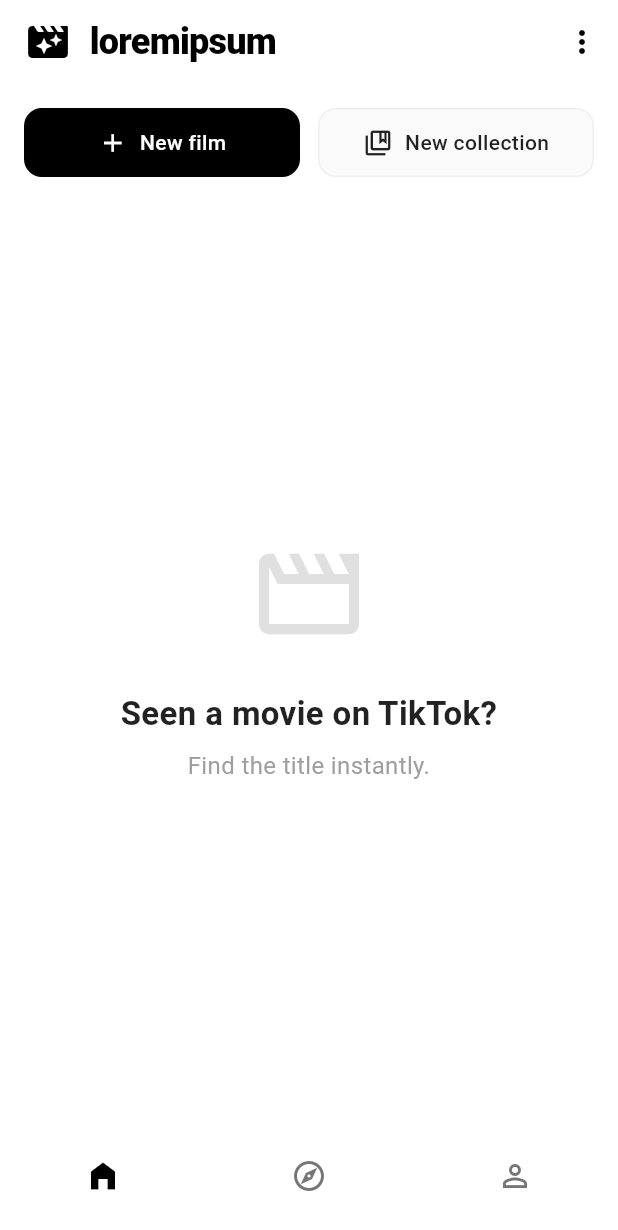
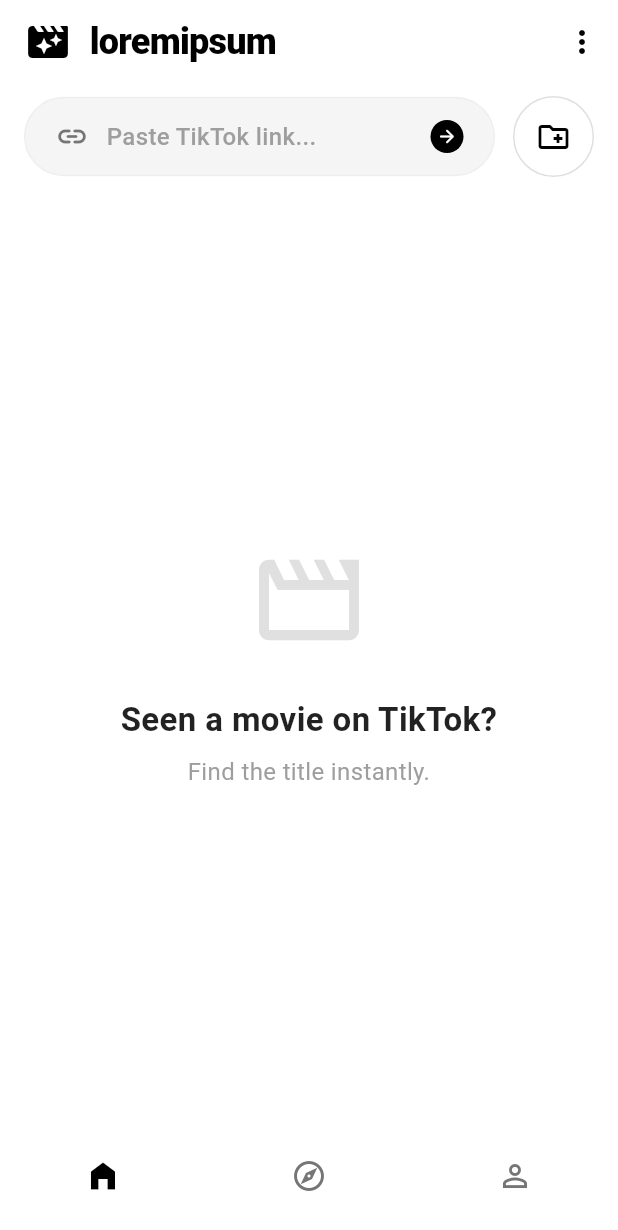
Before and after one commit to jaanque/appdecinejan, a Flutter app: the screen it shows after launch, on a phone screen of 412 x 824 dp. Shown: the top 1230 px of the screen. Run offline on Flutter 3.47's test engine with Material 3 defaults, Android fonts, the phone set to English and light mode, and no system bars; our stand-ins replace flutter_dotenv, shared_preferences, supabase_flutter; accounts and stored records are empty; network calls fail.

Commit message:
Refactor HomeScreen actions to use an intuitive search bar trigger and icon button

```diff
--- a/lib/screens/home_screen.dart
+++ b/lib/screens/home_screen.dart
@@ -453,43 +453,6 @@ Analyze the following JSON metadata from a TikTok video: $jsonString. Your goal
     );
   }
 
-  Widget _buildMenuButton({
-    required IconData icon,
-    required String label,
-    required VoidCallback onTap,
-    bool isPrimary = false,
-  }) {
-    return Expanded(
-      child: InkWell(
-        onTap: onTap,
-        borderRadius: BorderRadius.circular(12),
-        child: Container(
-          padding: const EdgeInsets.symmetric(vertical: 12),
-          decoration: BoxDecoration(
-            color: isPrimary ? Colors.black : Colors.grey.shade50,
-            borderRadius: BorderRadius.circular(12),
-            border: Border.all(color: isPrimary ? Colors.black : Colors.grey.shade200),
-          ),
-          child: Row(
-            mainAxisAlignment: MainAxisAlignment.center,
-            children: [
-              Icon(icon, size: 20, color: isPrimary ? Colors.white : Colors.black87),
-              const SizedBox(width: 8),
-              Text(
-                label,
-                style: TextStyle(
-                  fontSize: 14,
-                  fontWeight: FontWeight.w500,
-                  color: isPrimary ? Colors.white : Colors.black87,
-                ),
-              ),
-            ],
-          ),
-        ),
-      ),
-    );
-  }
-
   @override
   Widget build(BuildContext context) {
     return Scaffold(
@@ -569,24 +532,68 @@ Analyze the following JSON metadata from a TikTok video: $jsonString. Your goal
                       ),
                   ],
                 ),
-                // 2. Action Menu
+                // 2. Action Menu (New "Intuitive" Layout)
                 SliverToBoxAdapter(
                   child: Padding(
-                    padding: const EdgeInsets.symmetric(vertical: 16, horizontal: 16),
+                    padding: const EdgeInsets.fromLTRB(16, 8, 16, 24),
                     child: Row(
                       children: [
-                        _buildMenuButton(
-                          icon: Icons.add,
-                          label: 'New film',
-                          onTap: _showInputDialog,
-                          isPrimary: true,
+                        // Expanded Search Bar Trigger
+                        Expanded(
+                          child: InkWell(
+                            onTap: _showInputDialog,
+                            borderRadius: BorderRadius.circular(30),
+                            child: Container(
+                              padding: const EdgeInsets.symmetric(vertical: 14, horizontal: 20),
+                              decoration: BoxDecoration(
+                                color: Colors.grey.shade100,
+                                borderRadius: BorderRadius.circular(30),
+                                border: Border.all(color: Colors.grey.shade200),
+                              ),
+                              child: Row(
+                                children: [
+                                  Icon(Icons.link_rounded, color: Colors.grey.shade600, size: 22),
+                                  const SizedBox(width: 12),
+                                  Text(
+                                    "Paste TikTok link...",
+                                    style: TextStyle(
+                                      fontSize: 16,
+                                      color: Colors.grey.shade500,
+                                      fontWeight: FontWeight.w500,
+                                    ),
+                                  ),
+                                  const Spacer(),
+                                  Container(
+                                    padding: const EdgeInsets.all(4),
+                                    decoration: const BoxDecoration(
+                                      color: Colors.black,
+                                      shape: BoxShape.circle,
+                                    ),
+                                    child: const Icon(Icons.arrow_forward_rounded, color: Colors.white, size: 14),
+                                  ),
+                                ],
+                              ),
+                            ),
+                          ),
                         ),
                         const SizedBox(width: 12),
-                        _buildMenuButton(
-                          icon: Icons.collections_bookmark_outlined,
-                          label: 'New collection',
+                        // New Collection Button (Icon only)
+                        InkWell(
                           onTap: _showCollectionDialog,
-                          isPrimary: false,
+                          borderRadius: BorderRadius.circular(30),
+                          child: Container(
+                            padding: const EdgeInsets.all(14),
+                            decoration: BoxDecoration(
+                              color: Colors.white,
+                              shape: BoxShape.circle,
+                              border: Border.all(color: Colors.grey.shade300),
+                            ),
+                            child: const Icon(
+                              Icons.create_new_folder_outlined,
+                              color: Colors.black,
+                              size: 24,
+                            ),
+                          ),
                         ),
                       ],
                     ),
```
